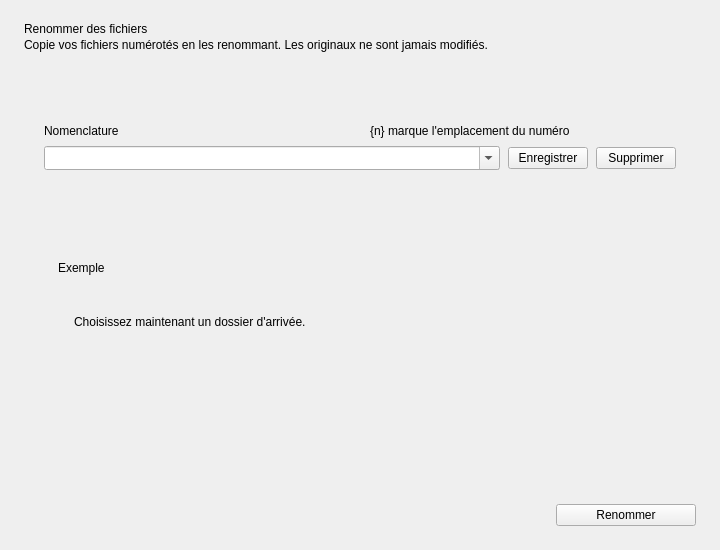
The window that mainwindow.ui (Tibxla/FileRenamer) describes before a commit, drawn with Qt 5.
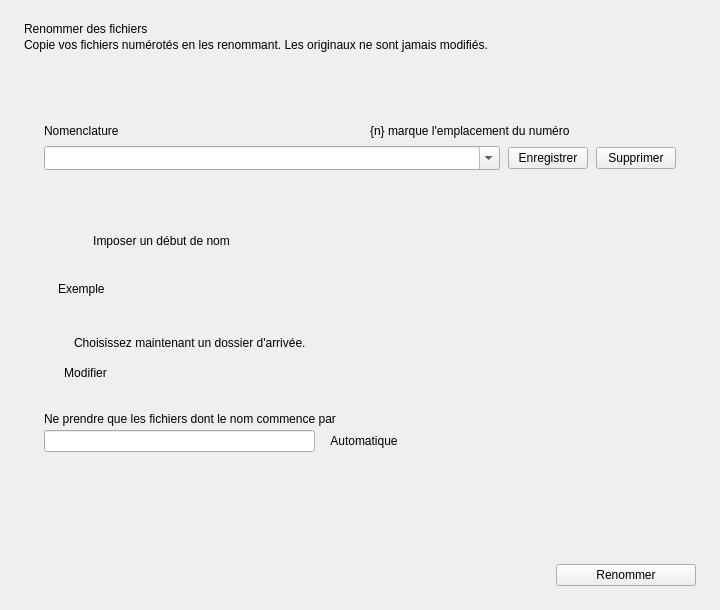
The same window after the commit. Custom widgets are drawn as their Qt base class.

Patch:
```diff
--- a/mainwindow.ui
+++ b/mainwindow.ui
@@ -7,7 +7,7 @@
     <x>0</x>
     <y>0</y>
     <width>720</width>
-    <height>550</height>
+    <height>610</height>
    </rect>
   </property>
   <property name="windowTitle">
@@ -186,7 +186,10 @@
                </widget>
               </item>
               <item>
-               <widget class="QLabel" name="messageLabel">
+               <layout class="QVBoxLayout" name="messageTextLayout">
+                <property name="spacing"><number>4</number></property>
+                <item>
+                 <widget class="QLabel" name="messageLabel">
                 <property name="sizePolicy">
                  <sizepolicy hsizetype="Ignored" vsizetype="Preferred">
                   <horstretch>1</horstretch>
@@ -196,6 +199,15 @@
                 <property name="textFormat"><enum>Qt::PlainText</enum></property>
                 <property name="wordWrap"><bool>true</bool></property>
                </widget>
+                </item>
+                <item alignment="Qt::AlignLeft">
+                 <widget class="QToolButton" name="tieButton">
+                  <property name="focusPolicy"><enum>Qt::TabFocus</enum></property>
+                  <property name="text"><string>Imposer un début de nom</string></property>
+                  <property name="autoRaise"><bool>true</bool></property>
+                 </widget>
+                </item>
+               </layout>
               </item>
              </layout>
             </widget>
@@ -272,6 +284,124 @@
              </layout>
             </widget>
            </item>
+           <item>
+            <widget class="QWidget" name="seriesBox" native="true">
+             <layout class="QVBoxLayout" name="seriesLayout">
+              <property name="spacing"><number>6</number></property>
+              <property name="leftMargin"><number>0</number></property>
+              <property name="topMargin"><number>2</number></property>
+              <property name="rightMargin"><number>0</number></property>
+              <property name="bottomMargin"><number>0</number></property>
+              <item>
+               <widget class="QWidget" name="seriesRow" native="true">
+                <layout class="QHBoxLayout" name="seriesRowLayout">
+                 <property name="spacing"><number>6</number></property>
+                 <property name="leftMargin"><number>0</number></property>
+                 <property name="topMargin"><number>0</number></property>
+                 <property name="rightMargin"><number>0</number></property>
+                 <property name="bottomMargin"><number>0</number></property>
+                 <item>
+                  <widget class="ElidedLabel" name="seriesLabel"/>
+                 </item>
+                 <item>
+                  <widget class="QToolButton" name="modifyButton">
+                   <property name="focusPolicy"><enum>Qt::TabFocus</enum></property>
+                   <property name="toolTip"><string>Choisir vous-même les fichiers à prendre, d'après le début de leur nom</string></property>
+                   <property name="text"><string>Modifier</string></property>
+                   <property name="autoRaise"><bool>true</bool></property>
+                  </widget>
+                 </item>
+                 <item>
+                  <spacer name="seriesRowSpacer">
+                   <property name="orientation"><enum>Qt::Horizontal</enum></property>
+                   <property name="sizeHint" stdset="0"><size><width>0</width><height>0</height></size></property>
+                  </spacer>
+                 </item>
+                </layout>
+               </widget>
+              </item>
+              <item>
+               <widget class="QWidget" name="warningRow" native="true">
+                <layout class="QHBoxLayout" name="warningRowLayout">
+                 <property name="spacing"><number>6</number></property>
+                 <property name="leftMargin"><number>0</number></property>
+                 <property name="topMargin"><number>0</number></property>
+                 <property name="rightMargin"><number>0</number></property>
+                 <property name="bottomMargin"><number>0</number></property>
+                 <item>
+                  <widget class="IconView" name="warningIcon">
+                   <property name="minimumSize"><size><width>15</width><height>15</height></size></property>
+                   <property name="maximumSize"><size><width>15</width><height>15</height></size></property>
+                  </widget>
+                 </item>
+                 <item>
+                  <widget class="ElidedLabel" name="warningLabel">
+                   <property name="sizePolicy">
+                    <sizepolicy hsizetype="Ignored" vsizetype="Fixed">
+                     <horstretch>1</horstretch>
+                     <verstretch>0</verstretch>
+                    </sizepolicy>
+                   </property>
+                  </widget>
+                 </item>
+                </layout>
+               </widget>
+              </item>
+              <item>
+               <widget class="QWidget" name="prefixRow" native="true">
+                <layout class="QVBoxLayout" name="prefixRowLayout">
+                 <property name="spacing"><number>4</number></property>
+                 <property name="leftMargin"><number>0</number></property>
+                 <property name="topMargin"><number>2</number></property>
+                 <property name="rightMargin"><number>0</number></property>
+                 <property name="bottomMargin"><number>0</number></property>
+                 <item>
+                  <widget class="QLabel" name="prefixLabel">
+                   <property name="text"><string>Ne prendre que les fichiers dont le nom commence par</string></property>
+                   <property name="buddy"><cstring>prefixEdit</cstring></property>
+                  </widget>
+                 </item>
+                 <item>
+                  <layout class="QHBoxLayout" name="prefixFieldLayout">
+                   <property name="spacing"><number>8</number></property>
+                 <item>
+                  <widget class="QLineEdit" name="prefixEdit">
+                   <property name="sizePolicy">
+                    <sizepolicy hsizetype="Expanding" vsizetype="Fixed">
+                     <horstretch>0</horstretch>
+                     <verstretch>0</verstretch>
+                    </sizepolicy>
+                   </property>
+                   <property name="minimumSize"><size><width>120</width><height>0</height></size></property>
+                   <property name="maximumSize"><size><width>280</width><height>16777215</height></size></property>
+                   <property name="accessibleName"><string>Début de nom imposé</string></property>
+                   <property name="clearButtonEnabled"><bool>false</bool></property>
+                  </widget>
+                 </item>
+                 <item>
+                  <widget class="QToolButton" name="prefixResetButton">
+                   <property name="focusPolicy"><enum>Qt::TabFocus</enum></property>
+                   <property name="toolTip"><string>Revenir à la détection automatique de la série</string></property>
+                   <property name="accessibleName"><string>Revenir à la détection automatique</string></property>
+                   <property name="text"><string>Automatique</string></property>
+                   <property name="toolButtonStyle"><enum>Qt::ToolButtonTextBesideIcon</enum></property>
+                   <property name="autoRaise"><bool>true</bool></property>
+                  </widget>
+                 </item>
+                 <item>
+                  <spacer name="prefixFieldSpacer">
+                   <property name="orientation"><enum>Qt::Horizontal</enum></property>
+                   <property name="sizeHint" stdset="0"><size><width>0</width><height>0</height></size></property>
+                  </spacer>
+                 </item>
+                  </layout>
+                 </item>
+                </layout>
+               </widget>
+              </item>
+             </layout>
+            </widget>
+           </item>
            <item>
             <spacer name="previewSpacer">
              <property name="orientation"><enum>Qt::Vertical</enum></property>
```
Left out of the diff: 4 changed lines with no effect on the pictures.
